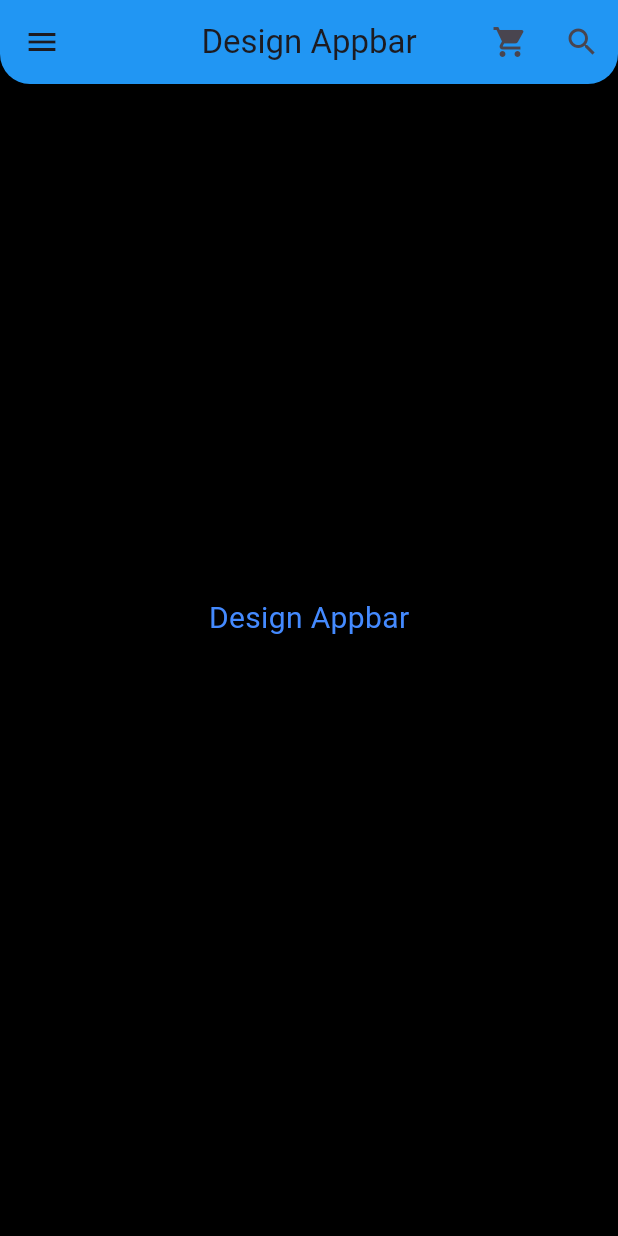
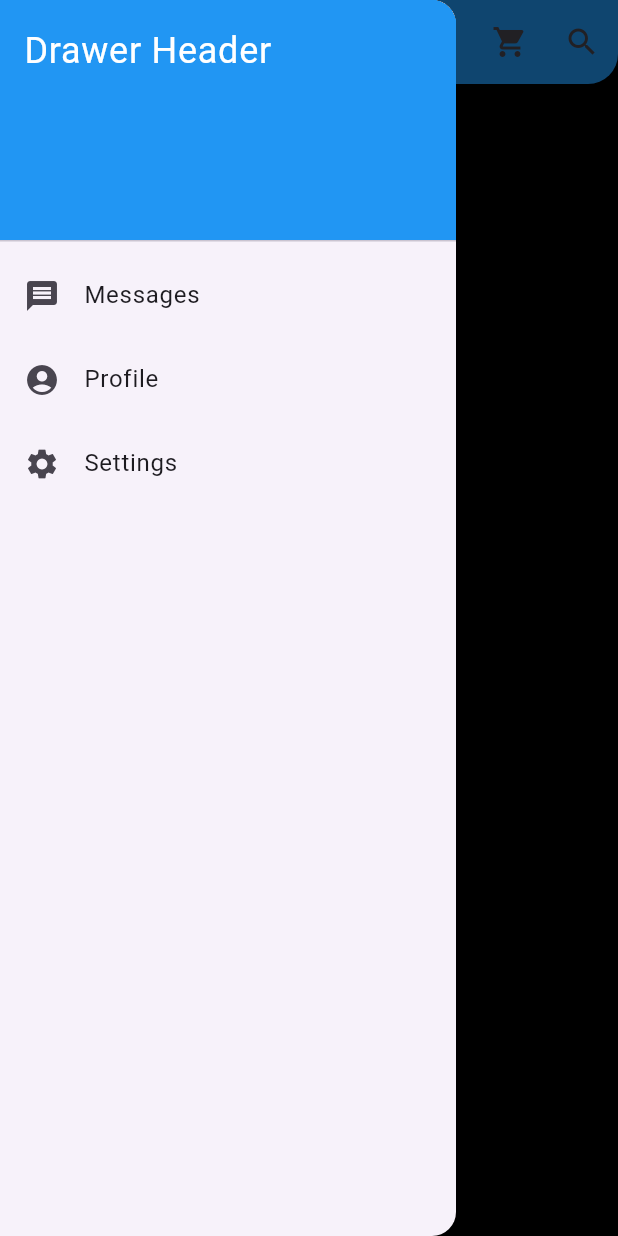
Before and after one commit to anshu-ac-dv/practice, a Flutter app: the DesignAppbar screen opened directly, with the side drawer open (before the commit the screen has no drawer), on a phone screen of 412 x 824 dp. Run offline on Flutter 3.47's test engine with Material 3 defaults, Android fonts, the phone set to English and light mode, and no system bars.

Commit message:
Initial Commit

```diff
--- a/lib/main.dart
+++ b/lib/main.dart
@@ -5,6 +5,7 @@ import 'package:practice/screens/container_screen.dart';
 import 'package:practice/screens/dashboard.dart';
 import 'package:practice/screens/design_appbar.dart';
 import 'package:practice/screens/design_button.dart';
+import 'package:practice/screens/drawer.dart';
 import 'package:practice/screens/listview_builder.dart';
 import 'package:practice/screens/listview_design.dart';
 import 'package:practice/screens/random_value.dart';
@@ -66,10 +67,11 @@ class MyApp2 extends StatelessWidget {
       //home: AddingIcons(),
       //home: ContainerScreen(),
       //home: DesignButton(),
-      //home: DesignAppbar(),
+      home: DesignAppbar(),
       //home: RowColumnExpanded(),
       //home: ListviewDesign(),
-      home: ListviewBuilder(),
+      //home: ListviewBuilder(),
+      //home: MyDrawer(),
     );
   }
 }
--- a/lib/screens/design_appbar.dart
+++ b/lib/screens/design_appbar.dart
@@ -1,4 +1,6 @@
 import 'package:flutter/material.dart';
+
+import 'package:practice/screens/drawer.dart';
 
 class DesignAppbar extends StatelessWidget {
   const DesignAppbar({super.key});
@@ -6,12 +8,13 @@ class DesignAppbar extends StatelessWidget {
   @override
   Widget build(BuildContext context) {
     return Scaffold(
+      drawer: MyDrawer(),
       backgroundColor: Colors.black,
       extendBodyBehindAppBar: true,
       appBar: AppBar(
         elevation: 0,
         backgroundColor: Colors.blue,
-        leading: Icon(Icons.menu),
+        leading: IconButton(onPressed: (){}, icon: Icon(Icons.menu)),
         title: Text("Design Appbar"),
         centerTitle: true,
         actions: [
--- /dev/null
+++ b/lib/screens/drawer.dart
@@ -0,0 +1,40 @@
+import 'package:flutter/material.dart';
+
+class MyDrawer extends StatelessWidget {
+  const MyDrawer({super.key});
+
+  @override
+  Widget build(BuildContext context) {
+    return Drawer(
+      child: ListView(
+        padding: EdgeInsets.zero,
+        children: const <Widget>[
+          DrawerHeader(
+            decoration: BoxDecoration(
+              color: Colors.blue,
+            ),
+            child: Text(
+              'Drawer Header',
+              style: TextStyle(
+                color: Colors.white,
+                fontSize: 24,
+              ),
+            ),
+          ),
+          ListTile(
+            leading: Icon(Icons.message),
+            title: Text('Messages'),
+          ),
+          ListTile(
+            leading: Icon(Icons.account_circle),
+            title: Text('Profile'),
+          ),
+          ListTile(
+            leading: Icon(Icons.settings),
+            title: Text('Settings'),
+          ),
+        ],
+      ),
+    );
+  }
+}
```
